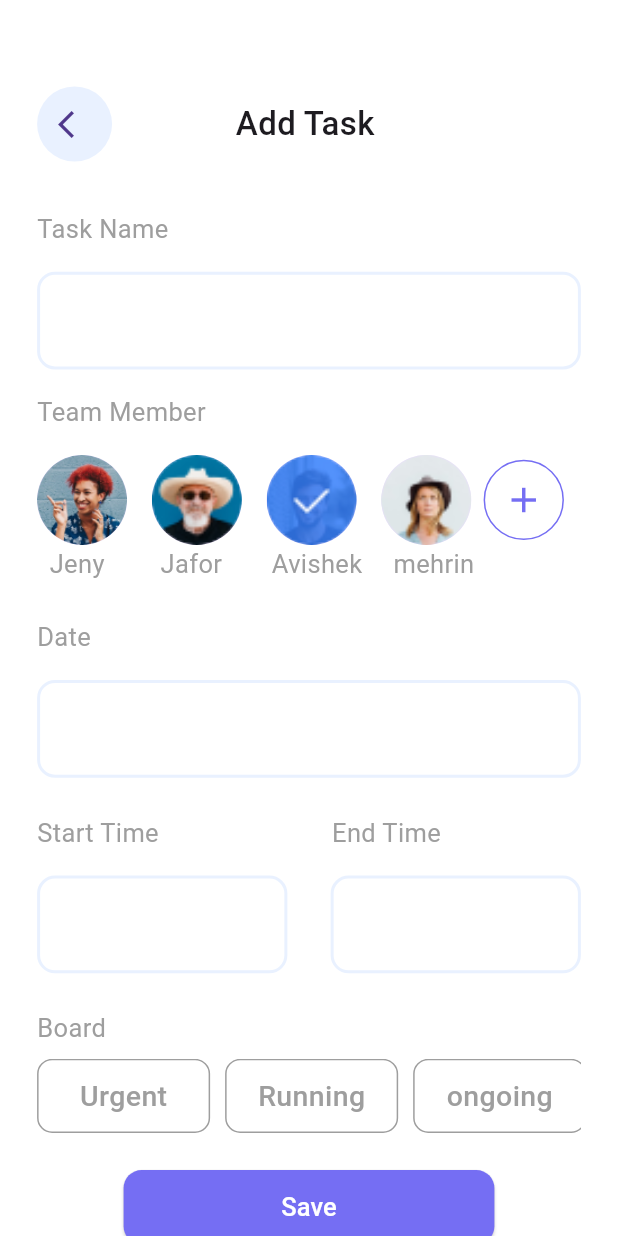
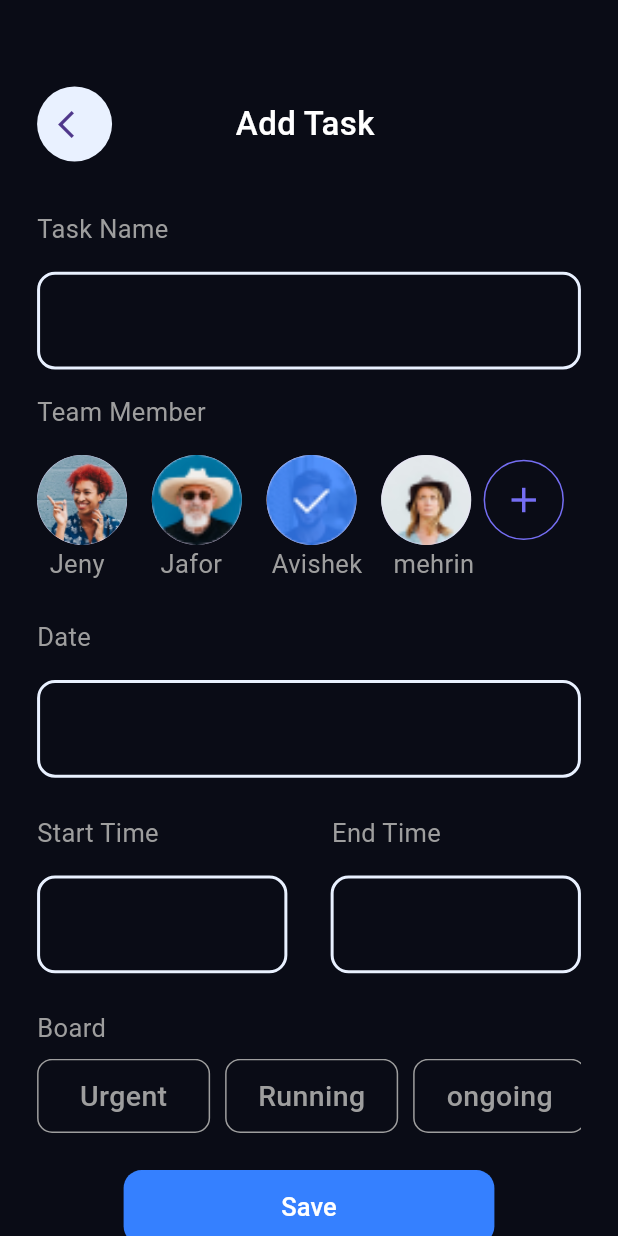
Before and after one commit to Anashabib12/Event_App, a Flutter app: the AddTaskScreen screen opened directly, on a phone screen of 412 x 824 dp. Run offline on Flutter 3.47's test engine with Material 3 defaults, Android fonts, the phone set to English and light mode, and no system bars; our stand-ins replace get, iconsax, smooth_page_indicator.

```diff
--- a/lib/Utils/Constant/theme.dart
+++ b/lib/Utils/Constant/theme.dart
@@ -16,5 +16,5 @@ class CustomTheme {
       primaryColor: const Color(0xffFFFFFF),
       //secondary icon/text color
       iconTheme: const IconThemeData(color: Color(0xff3580FF)),
-  );
+      elevatedButtonTheme: const ElevatedButtonThemeData());
 }
--- a/lib/main.dart
+++ b/lib/main.dart
@@ -14,7 +14,7 @@ class MainApp extends StatelessWidget {
   @override
   Widget build(BuildContext context) {
     return GetMaterialApp(
-        themeMode: ThemeMode.light,
+        themeMode: ThemeMode.dark,
         theme: CustomTheme.lightTheme,
         darkTheme: CustomTheme.darkTheme,
         debugShowCheckedModeBanner: false,
--- a/lib/view/Add Task Screen/add_task_screen.dart
+++ b/lib/view/Add Task Screen/add_task_screen.dart
@@ -1,6 +1,8 @@
 import 'package:event_app/Utils/Constant/colors.dart';
-import 'package:event_app/view/CreateTeam/create_team_screen.dart';
+import 'package:event_app/commons/bottom_navigation.dart';
 import 'package:flutter/material.dart';
+import 'package:get/get.dart';
+
 class AddTaskScreen extends StatelessWidget {
   const AddTaskScreen({super.key});
 
@@ -9,60 +11,96 @@ class AddTaskScreen extends StatelessWidget {
     // List<String> text = ['Urgent','Running','ongoing'];
     final height = MediaQuery.of(context).size.height;
     final width = MediaQuery.of(context).size.width;
-    return  Scaffold(
+    final theme = Theme.of(context);
+
+    return Scaffold(
         body: SingleChildScrollView(
       child: Padding(
-          padding:  EdgeInsets.symmetric(horizontal: width * 0.06,vertical: height * 0.07),
-          child:  Column(
+        padding: EdgeInsets.symmetric(
+            horizontal: width * 0.06, vertical: height * 0.07),
+        child: Column(
           crossAxisAlignment: CrossAxisAlignment.start,
           children: [
             Row(
               children: [
-                  CircleAvatar(radius: 25,backgroundColor: const Color(0xffE9F1FF),
-                    child: IconButton(onPressed: (){}, icon: const Icon(Icons.arrow_back_ios,size: 22))),
-                  SizedBox(width: width*0.2),
-                  const Text('Add Task',style: TextStyle(fontSize: 22,fontWeight: FontWeight.w500))
+                CircleAvatar(
+                    radius: 25,
+                    backgroundColor: const Color(0xffE9F1FF),
+                    child: IconButton(
+                        onPressed: () {
+                          Get.back();
+                        },
+                        icon: const Icon(Icons.arrow_back_ios, size: 22))),
+                SizedBox(width: width * 0.2),
+                Text('Add Task',
+                    style: TextStyle(
+                      fontSize: 22,
+                      fontWeight: FontWeight.w500,
+                      color: theme.primaryColor,
+                    ))
               ],
             ),
-
             SizedBox(height: height * 0.04),
-              const Text('Task Name',style: TextStyle(color: Colors.grey,fontSize: 17)),
+            const Text('Task Name',
+                style: TextStyle(
+                  color: Colors.grey,
+                  fontSize: 17,
+                )),
             SizedBox(height: height * 0.02),
             TextFormField(
               decoration: InputDecoration(
-                  contentPadding:   EdgeInsets.only(top: height * 0.05,left: 15,right: 10),
+                contentPadding:
+                    EdgeInsets.only(top: height * 0.05, left: 15, right: 10),
                 enabledBorder: OutlineInputBorder(
                     borderRadius: BorderRadius.circular(12),
-                      borderSide:  const BorderSide(width: 2,color: Color(0xffE9F1FF))
-                  ),
+                    borderSide:
+                        const BorderSide(width: 2, color: Color(0xffE9F1FF))),
                 focusedBorder: OutlineInputBorder(
                     borderRadius: BorderRadius.circular(12),
-                      borderSide:  const BorderSide(width: 2,color: Color(0xffE9F1FF))
-                  ),
+                    borderSide:
+                        const BorderSide(width: 2, color: Color(0xffE9F1FF))),
               ),
             ),
             SizedBox(height: height * 0.02),
-              const Text('Team Member',style: TextStyle(color: Colors.grey,fontSize: 17)),
+            const Text('Team Member',
+                style: TextStyle(color: Colors.grey, fontSize: 17)),
             SizedBox(height: height * 0.02),
             SingleChildScrollView(
               scrollDirection: Axis.horizontal,
               child: Row(
                 children: [
-                    const CircleAvatar(radius: 30,backgroundImage: AssetImage('Assets/person/Ellipse@2x.png')),
+                  const CircleAvatar(
+                      radius: 30,
+                      backgroundImage:
+                          AssetImage('Assets/person/Ellipse@2x.png')),
                   SizedBox(width: width * 0.04),
-                    const CircleAvatar(radius: 30,backgroundImage: AssetImage('Assets/person/Ellipse (1).png')),
+                  const CircleAvatar(
+                      radius: 30,
+                      backgroundImage:
+                          AssetImage('Assets/person/Ellipse (1).png')),
                   SizedBox(width: width * 0.04),
-                    const CircleAvatar(radius: 30,backgroundImage: AssetImage('Assets/person/Group 1000000746.png')),
+                  const CircleAvatar(
+                      radius: 30,
+                      backgroundImage:
+                          AssetImage('Assets/person/Group 1000000746.png')),
                   SizedBox(width: width * 0.04),
-                    const CircleAvatar(radius: 30,backgroundImage: AssetImage('Assets/person/Ellipse.png')),
+                  const CircleAvatar(
+                      radius: 30,
+                      backgroundImage: AssetImage('Assets/person/Ellipse.png')),
                   SizedBox(width: width * 0.02),
-
                   Container(
                     height: height * 0.07,
-                      width: width *0.13,
-                      decoration:  BoxDecoration(
-                        border: Border.all(color: AColors.primaryLight),shape: BoxShape.circle),
-                      child: IconButton(onPressed: (){}, icon: Icon(Icons.add,color: AColors.primaryLight,size: 28,)),
+                    width: width * 0.13,
+                    decoration: BoxDecoration(
+                        border: Border.all(color: AColors.primaryLight),
+                        shape: BoxShape.circle),
+                    child: IconButton(
+                        onPressed: () {},
+                        icon: Icon(
+                          Icons.add,
+                          color: AColors.primaryLight,
+                          size: 28,
+                        )),
                   )
                 ],
               ),
@@ -70,56 +108,64 @@ class AddTaskScreen extends StatelessWidget {
             SizedBox(height: height * 0.001),
             Row(
               children: [
-                  SizedBox(width: width* 0.02),
-                  const Text('Jeny',style: TextStyle(color: Colors.grey,fontSize: 17)),
+                SizedBox(width: width * 0.02),
+                const Text('Jeny',
+                    style: TextStyle(color: Colors.grey, fontSize: 17)),
                 SizedBox(width: width * 0.09),
-                  const Text('Jafor',style: TextStyle(color: Colors.grey,fontSize: 17)),
+                const Text('Jafor',
+                    style: TextStyle(color: Colors.grey, fontSize: 17)),
                 SizedBox(width: width * 0.08),
-                  const Text('Avishek',style: TextStyle(color: Colors.grey,fontSize: 17)),
+                const Text('Avishek',
+                    style: TextStyle(color: Colors.grey, fontSize: 17)),
                 SizedBox(width: width * 0.05),
-                  const Text('mehrin',style: TextStyle(color: Colors.grey,fontSize: 17)),
+                const Text('mehrin',
+                    style: TextStyle(color: Colors.grey, fontSize: 17)),
               ],
             ),
-              SizedBox(height:  height *0.03),
-              const Text('Date',style: TextStyle(color: Colors.grey,fontSize: 17)),
-              SizedBox(height:  height *0.02),
+            SizedBox(height: height * 0.03),
+            const Text('Date',
+                style: TextStyle(color: Colors.grey, fontSize: 17)),
+            SizedBox(height: height * 0.02),
             TextFormField(
               decoration: InputDecoration(
-                  contentPadding:   EdgeInsets.only(top: height * 0.05,left: 15,right: 10),
+                contentPadding:
+                    EdgeInsets.only(top: height * 0.05, left: 15, right: 10),
                 enabledBorder: OutlineInputBorder(
                     borderRadius: BorderRadius.circular(12),
-                      borderSide:  const BorderSide(width: 2,color: Color(0xffE9F1FF))
-                  ),
+                    borderSide:
+                        const BorderSide(width: 2, color: Color(0xffE9F1FF))),
                 focusedBorder: OutlineInputBorder(
                     borderRadius: BorderRadius.circular(12),
-                      borderSide:  const BorderSide(width: 2,color: Color(0xffE9F1FF))
+                    borderSide:
+                        const BorderSide(width: 2, color: Color(0xffE9F1FF))),
               ),
             ),
-              ),
-              SizedBox(height:  height *0.03),
+            SizedBox(height: height * 0.03),
             Row(
               children: [
-                  const Text('Start Time',style: TextStyle(color: Colors.grey,fontSize: 17)),
+                const Text('Start Time',
+                    style: TextStyle(color: Colors.grey, fontSize: 17)),
                 SizedBox(width: width * 0.28),
-                  const Text('End Time',style: TextStyle(color: Colors.grey,fontSize: 17)),
-
+                const Text('End Time',
+                    style: TextStyle(color: Colors.grey, fontSize: 17)),
               ],
             ),
-              SizedBox(height: height  *0.02),
+            SizedBox(height: height * 0.02),
             Row(
               children: [
                 Expanded(
                   child: TextFormField(
                     decoration: InputDecoration(
-                        contentPadding:   EdgeInsets.only(top: height * 0.05,left: 15,right: 10),
+                      contentPadding: EdgeInsets.only(
+                          top: height * 0.05, left: 15, right: 10),
                       enabledBorder: OutlineInputBorder(
                           borderRadius: BorderRadius.circular(12),
-                            borderSide:  const BorderSide(width: 2,color: Color(0xffE9F1FF))
-                        ),
+                          borderSide: const BorderSide(
+                              width: 2, color: Color(0xffE9F1FF))),
                       focusedBorder: OutlineInputBorder(
                           borderRadius: BorderRadius.circular(12),
-                            borderSide:  const BorderSide(width: 2,color: Color(0xffE9F1FF))
-                        ),
+                          borderSide: const BorderSide(
+                              width: 2, color: Color(0xffE9F1FF))),
                     ),
                   ),
                 ),
@@ -127,57 +173,76 @@ class AddTaskScreen extends StatelessWidget {
                 Expanded(
                   child: TextFormField(
                     decoration: InputDecoration(
-                        contentPadding:   EdgeInsets.only(top: height * 0.05,left: 15,right: 10),
+                      contentPadding: EdgeInsets.only(
+                          top: height * 0.05, left: 15, right: 10),
                       enabledBorder: OutlineInputBorder(
                           borderRadius: BorderRadius.circular(12),
-                            borderSide:  const BorderSide(width: 2,color: Color(0xffE9F1FF))
-                        ),
+                          borderSide: const BorderSide(
+                              width: 2, color: Color(0xffE9F1FF))),
                       focusedBorder: OutlineInputBorder(
                           borderRadius: BorderRadius.circular(12),
-                            borderSide:  const BorderSide(width: 2,color: Color(0xffE9F1FF))
-                        ),
+                          borderSide: const BorderSide(
+                              width: 2, color: Color(0xffE9F1FF))),
                     ),
                   ),
                 ),
               ],
             ),
-
             SizedBox(height: height * 0.03),
-              const Text('Board',style: TextStyle(color: Colors.grey,fontSize: 17)),
+            const Text('Board',
+                style: TextStyle(color: Colors.grey, fontSize: 17)),
             SizedBox(height: height * 0.01),
-
             SingleChildScrollView(
               scrollDirection: Axis.horizontal,
               child: Row(
                 children: [
                   Container(
                     margin: const EdgeInsets.only(right: 10),
-                      height: height *0.06,
-                      width:  width *0.28,
+                    height: height * 0.06,
+                    width: width * 0.28,
                     decoration: BoxDecoration(
                         borderRadius: BorderRadius.circular(10),
-                        border: Border.all(color: Colors.grey)
-                      ),
-                      child: const Center(child: Text('Urgent',style: TextStyle(fontSize: 19,fontWeight: FontWeight.w500,color: Colors.grey),)),
+                        border: Border.all(color: Colors.grey)),
+                    child: const Center(
+                        child: Text(
+                      'Urgent',
+                      style: TextStyle(
+                          fontSize: 19,
+                          fontWeight: FontWeight.w500,
+                          color: Colors.grey),
+                    )),
                   ),
                   Container(
                     margin: const EdgeInsets.only(right: 10),
-                      height: height *0.06,
-                      width:  width *0.28,
+                    height: height * 0.06,
+                    width: width * 0.28,
                     decoration: BoxDecoration(
                         borderRadius: BorderRadius.circular(10),
-                          border: Border.all(color: Colors.grey)
+                        border: Border.all(color: Colors.grey)),
+                    child: const Center(
+                        child: Text(
+                      'Running',
+                      style: TextStyle(
+                          fontSize: 19,
+                          fontWeight: FontWeight.w500,
+                          color: Colors.grey),
+                    )),
                   ),
-                      child: const Center(child: Text('Running',style: TextStyle(fontSize: 19,fontWeight: FontWeight.w500,color: Colors.grey),)),
-                    ),  Container(
+                  Container(
                     margin: const EdgeInsets.only(right: 10),
-                      height: height *0.06,
-                      width:  width *0.28,
+                    height: height * 0.06,
+                    width: width * 0.28,
                     decoration: BoxDecoration(
                         borderRadius: BorderRadius.circular(10),
-                          border: Border.all(color: Colors.grey)
-                      ),
-                      child: const Center(child: Text('ongoing',style: TextStyle(fontSize: 19,fontWeight: FontWeight.w500,color: Colors.grey),)),
+                        border: Border.all(color: Colors.grey)),
+                    child: const Center(
+                        child: Text(
+                      'ongoing',
+                      style: TextStyle(
+                          fontSize: 19,
+                          fontWeight: FontWeight.w500,
+                          color: Colors.grey),
+                    )),
                   ),
                 ],
               ),
@@ -186,17 +251,22 @@ class AddTaskScreen extends StatelessWidget {
             Center(
               child: SizedBox(
                   width: width * 0.6,
-                    height: height *0.06,
-                    child: ElevatedButton(onPressed: (){
-                      Navigator.push(context, MaterialPageRoute(builder: (_) => const CrateTeamScreen()));
-                    }, style: ElevatedButton.styleFrom(backgroundColor: AColors.primaryLight,
-                        shape: RoundedRectangleBorder(borderRadius: BorderRadius.circular(12))),
-                        child: const Text('Save',style: TextStyle(color: Colors.white,fontSize: 17)))),
+                  height: height * 0.06,
+                  child: ElevatedButton(
+                      onPressed: () {
+                        Get.to(const CustomBottomNavigation());
+                      },
+                      style: ElevatedButton.styleFrom(
+                          backgroundColor: theme.iconTheme.color,
+                          shape: RoundedRectangleBorder(
+                              borderRadius: BorderRadius.circular(12))),
+                      child: const Text('Save',
+                          style:
+                              TextStyle(color: Colors.white, fontSize: 17)))),
             )
           ],
         ),
       ),
-      )
-    );
+    ));
   }
 }
```
Also changed, not shown: lib/commons/custom_modal_sheet.dart (+23 -10 lines), lib/view/CreateTeam/create_team_screen.dart (+129 -60 lines), lib/view/ProfileScreen/EditProfile/edit_profile_screen.dart (added, +115 -0 lines), lib/view/ProfileScreen/profile_screen.dart (+30 -7 lines), lib/widgets/round_text_field.dart (added, +28 -0 lines), pubspec.lock. Lines whose indentation alone changed are shown as unchanged.
